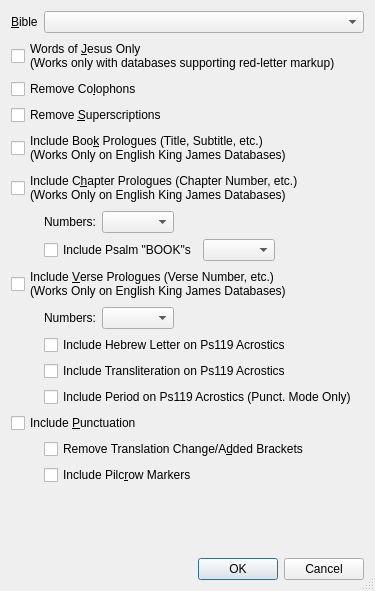
First picture: the form in programs/ELSSearch/ELSBibleDatabaseSelectDlg.ui, repository dewhisna/KingJamesPureBibleSearch, before the edit.
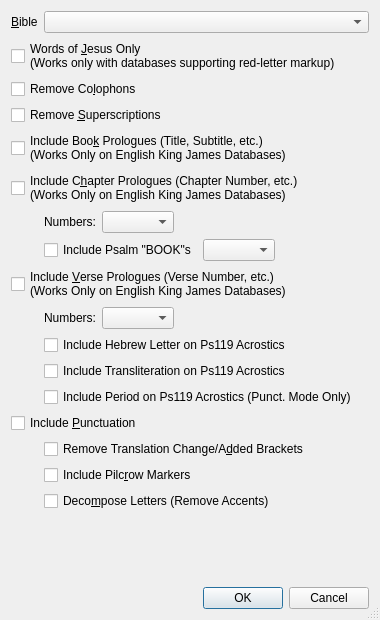
Second picture: the form after the edit.

Commit message: Add FullVerseText Option to DecomposeLetters (i.e. remove accents). Add missing "include pilcrow" option to the command-line version while adding new option for decomposing letters. Add StringParse::reduce() function that's like StringParse::decompose() but removes only non-canonical marks instead of all marks.

What changed in the file:
```diff
--- a/programs/ELSSearch/ELSBibleDatabaseSelectDlg.ui
+++ b/programs/ELSSearch/ELSBibleDatabaseSelectDlg.ui
@@ -28,8 +28,8 @@
    <rect>
     <x>0</x>
     <y>0</y>
-    <width>375</width>
-    <height>591</height>
+    <width>380</width>
+    <height>620</height>
    </rect>
   </property>
   <property name="windowTitle">
@@ -229,7 +229,14 @@
      </property>
     </widget>
    </item>
-   <item row="16" column="0" colspan="4">
+   <item row="16" column="1" colspan="3">
+    <widget class="QCheckBox" name="chkDecomposeLetters">
+     <property name="text">
+      <string>Deco&amp;mpose Letters (Remove Accents)</string>
+     </property>
+    </widget>
+   </item>
+   <item row="17" column="0" colspan="4">
     <spacer name="verticalSpacer">
      <property name="orientation">
       <enum>Qt::Vertical</enum>
@@ -242,7 +249,7 @@
      </property>
     </spacer>
    </item>
-   <item row="17" column="0" colspan="4">
+   <item row="18" column="0" colspan="4">
     <widget class="QDialogButtonBox" name="buttonBox">
      <property name="orientation">
       <enum>Qt::Horizontal</enum>
```
Left out of the diff: 1 changed line with no effect on the pictures. The commit also changes 6 other files.
